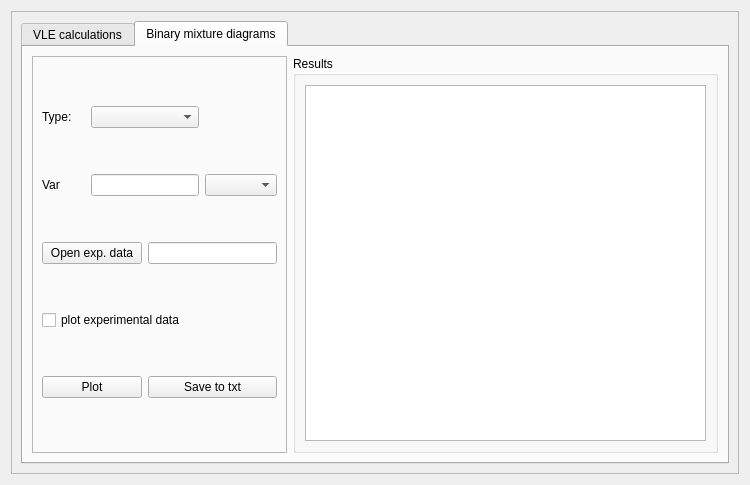
This is designer/vle_ui.ui in marcusbfs/Sindri as Qt 5 draws it before an edit. The edited form follows.
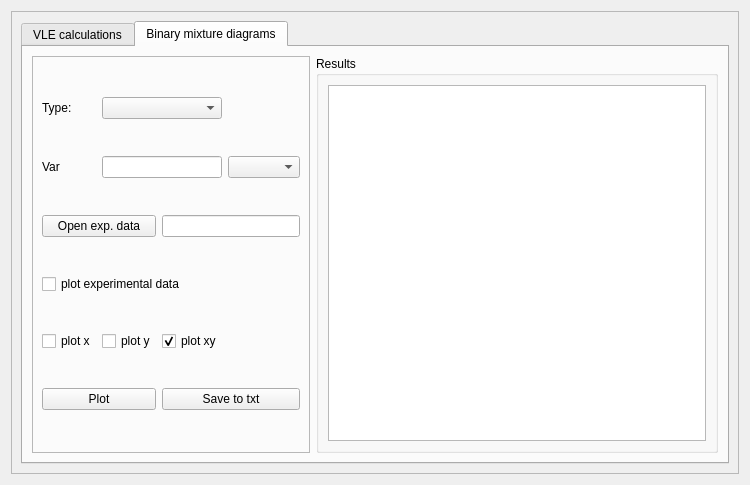
This is the edited form. The open tabs and pages were chosen to show the change.

Commit message: plot options imporoved for VLE

The edit to the form file:
```diff
--- a/designer/vle_ui.ui
+++ b/designer/vle_ui.ui
@@ -201,50 +201,19 @@
               <item row="0" column="1" colspan="2">
                <widget class="QComboBox" name="comboBox_diagramType"/>
               </item>
-              <item row="2" column="0" colspan="2">
-               <widget class="QPushButton" name="btn_openExpData">
-                <property name="text">
-                 <string>Open exp. data</string>
-                </property>
-               </widget>
-              </item>
               <item row="1" column="1" colspan="2">
                <widget class="QLineEdit" name="le_varValue"/>
               </item>
-              <item row="1" column="3">
-               <widget class="QComboBox" name="comboBox_varUnit"/>
-              </item>
-              <item row="3" column="0" colspan="3">
-               <widget class="QCheckBox" name="checkBox_plotExpData">
-                <property name="text">
-                 <string>plot experimental data</string>
-                </property>
-               </widget>
-              </item>
-              <item row="4" column="0" colspan="2">
-               <widget class="QPushButton" name="btn_plot">
-                <property name="text">
-                 <string>Plot</string>
-                </property>
-               </widget>
-              </item>
-              <item row="1" column="0">
-               <widget class="QLabel" name="label_var">
-                <property name="text">
-                 <string>Var</string>
-                </property>
-               </widget>
-              </item>
-              <item row="2" column="2" colspan="2">
-               <widget class="QLineEdit" name="le_expDataFileName"/>
-              </item>
-              <item row="4" column="2" colspan="2">
+              <item row="8" column="2" colspan="2">
                <widget class="QPushButton" name="btn_saveToTxtBinaryMixData">
                 <property name="text">
                  <string>Save to txt</string>
                 </property>
                </widget>
               </item>
+              <item row="2" column="2" colspan="2">
+               <widget class="QLineEdit" name="le_expDataFileName"/>
+              </item>
               <item row="0" column="0">
                <widget class="QLabel" name="label">
                 <property name="text">
@@ -252,6 +221,61 @@
                 </property>
                </widget>
               </item>
+              <item row="1" column="0">
+               <widget class="QLabel" name="label_var">
+                <property name="text">
+                 <string>Var</string>
+                </property>
+               </widget>
+              </item>
+              <item row="2" column="0" colspan="2">
+               <widget class="QPushButton" name="btn_openExpData">
+                <property name="text">
+                 <string>Open exp. data</string>
+                </property>
+               </widget>
+              </item>
+              <item row="1" column="3">
+               <widget class="QComboBox" name="comboBox_varUnit"/>
+              </item>
+              <item row="8" column="0" colspan="2">
+               <widget class="QPushButton" name="btn_plot">
+                <property name="text">
+                 <string>Plot</string>
+                </property>
+               </widget>
+              </item>
+              <item row="4" column="0" colspan="3">
+               <widget class="QCheckBox" name="checkBox_plotExpData">
+                <property name="text">
+                 <string>plot experimental data</string>
+                </property>
+               </widget>
+              </item>
+              <item row="5" column="0">
+               <widget class="QCheckBox" name="checkBox_plotx">
+                <property name="text">
+                 <string>plot x</string>
+                </property>
+               </widget>
+              </item>
+              <item row="5" column="1">
+               <widget class="QCheckBox" name="checkBox_ploty">
+                <property name="text">
+                 <string>plot y</string>
+                </property>
+               </widget>
+              </item>
+              <item row="5" column="2">
+               <widget class="QCheckBox" name="checkBox_plotxy">
+                <property name="text">
+                 <string>plot xy</string>
+                </property>
+                <property name="checked">
+                 <bool>true</bool>
+                </property>
+               </widget>
+              </item>
              </layout>
             </widget>
            </item>
```
The commit also changes 5 other files.
